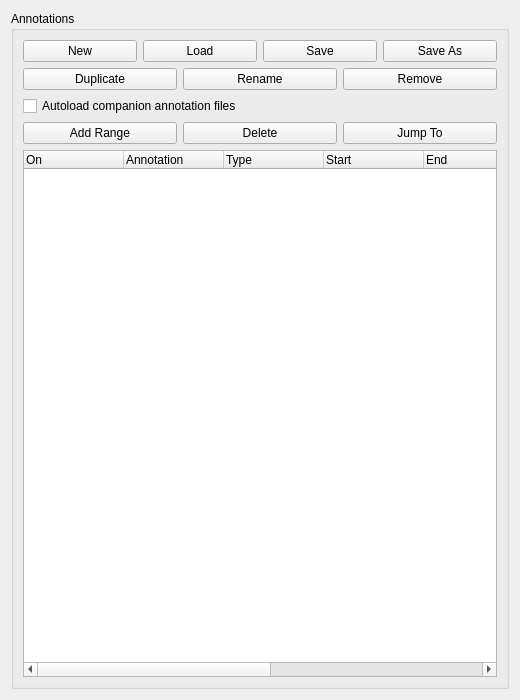
The window that plotjuggler_app/annotations/annotations_panel.ui (facontidavide/PlotJuggler) describes before a commit, drawn with Qt 5.
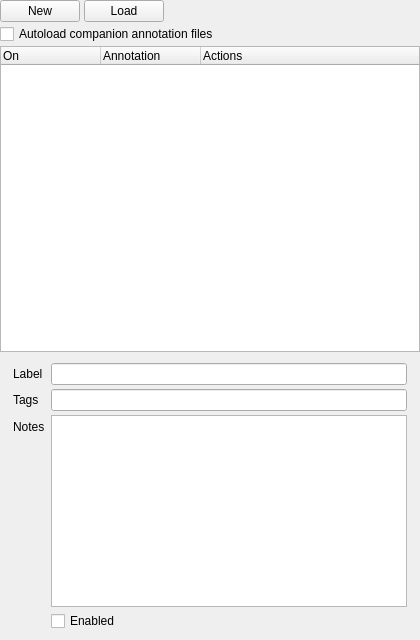
The same window after the commit.

Commit message: Refine annotation panel layout and behavior

What changed in the file:
```diff
--- a/plotjuggler_app/annotations/annotations_panel.ui
+++ b/plotjuggler_app/annotations/annotations_panel.ui
@@ -6,22 +6,34 @@
    <rect>
     <x>0</x>
     <y>0</y>
-    <width>520</width>
-    <height>700</height>
+    <width>420</width>
+    <height>640</height>
    </rect>
   </property>
   <property name="windowTitle">
    <string>Annotations</string>
   </property>
   <layout class="QVBoxLayout" name="verticalLayout">
-   <item>
-    <widget class="QGroupBox" name="groupAnnotations">
-     <property name="title">
-      <string>Annotations</string>
-     </property>
-     <layout class="QVBoxLayout" name="verticalLayoutAnnotations">
+   <property name="spacing">
+    <number>2</number>
+   </property>
+   <property name="leftMargin">
+    <number>0</number>
+   </property>
+   <property name="topMargin">
+    <number>0</number>
+   </property>
+   <property name="rightMargin">
+    <number>0</number>
+   </property>
+   <property name="bottomMargin">
+    <number>0</number>
+   </property>
       <item>
        <layout class="QHBoxLayout" name="horizontalLayoutLayerButtons">
+     <property name="spacing">
+      <number>4</number>
+     </property>
         <item>
          <widget class="QPushButton" name="buttonNewLayer">
           <property name="text">
@@ -37,43 +49,17 @@
          </widget>
         </item>
         <item>
-         <widget class="QPushButton" name="buttonSaveLayer">
-          <property name="text">
-           <string>Save</string>
-          </property>
-         </widget>
-        </item>
-        <item>
-         <widget class="QPushButton" name="buttonSaveLayerAs">
-          <property name="text">
-           <string>Save As</string>
-          </property>
-         </widget>
-        </item>
-       </layout>
-      </item>
-      <item>
-       <layout class="QHBoxLayout" name="horizontalLayoutLayerButtons2">
-        <item>
-         <widget class="QPushButton" name="buttonDuplicateLayer">
-          <property name="text">
-           <string>Duplicate</string>
-          </property>
-         </widget>
-        </item>
-        <item>
-         <widget class="QPushButton" name="buttonRenameLayer">
-          <property name="text">
-           <string>Rename</string>
-          </property>
-         </widget>
-        </item>
-        <item>
-         <widget class="QPushButton" name="buttonRemoveLayer">
-          <property name="text">
-           <string>Remove</string>
-          </property>
-         </widget>
+      <spacer name="horizontalSpacer">
+       <property name="orientation">
+        <enum>Qt::Horizontal</enum>
+       </property>
+       <property name="sizeHint" stdset="0">
+        <size>
+         <width>40</width>
+         <height>20</height>
+        </size>
+       </property>
+      </spacer>
         </item>
        </layout>
       </item>
@@ -84,33 +70,14 @@
         </property>
        </widget>
       </item>
-      <item>
-       <layout class="QHBoxLayout" name="horizontalLayoutItemButtons">
-        <item>
-         <widget class="QPushButton" name="buttonMarkRange">
-          <property name="text">
-           <string>Add Range</string>
-          </property>
-         </widget>
-        </item>
-        <item>
-         <widget class="QPushButton" name="buttonDeleteItem">
-          <property name="text">
-           <string>Delete</string>
-          </property>
-         </widget>
-        </item>
-        <item>
-         <widget class="QPushButton" name="buttonJumpTo">
-          <property name="text">
-           <string>Jump To</string>
-          </property>
-         </widget>
-        </item>
-       </layout>
-      </item>
       <item>
        <widget class="QTreeWidget" name="treeWidgetAnnotations">
+     <property name="sizePolicy">
+      <sizepolicy hsizetype="Preferred" vsizetype="Expanding">
+       <horstretch>0</horstretch>
+       <verstretch>1</verstretch>
+      </sizepolicy>
+     </property>
         <column>
          <property name="text">
           <string>On</string>
@@ -123,39 +90,83 @@
         </column>
         <column>
          <property name="text">
-          <string>Type</string>
-         </property>
-        </column>
-        <column>
-         <property name="text">
-          <string>Start</string>
-         </property>
-        </column>
-        <column>
-         <property name="text">
-          <string>End</string>
-         </property>
-        </column>
-        <column>
+       <string>Actions</string>
+      </property>
+     </column>
+    </widget>
+   </item>
+   <item>
+    <widget class="QWidget" name="groupDetails">
+     <property name="sizePolicy">
+      <sizepolicy hsizetype="Preferred" vsizetype="Maximum">
+       <horstretch>0</horstretch>
+       <verstretch>0</verstretch>
+      </sizepolicy>
+     </property>
+     <layout class="QVBoxLayout" name="verticalLayoutDetails">
+      <property name="spacing">
+       <number>2</number>
+      </property>
+      <property name="leftMargin">
+       <number>4</number>
+      </property>
+      <property name="topMargin">
+       <number>0</number>
+      </property>
+      <property name="rightMargin">
+       <number>4</number>
+      </property>
+      <property name="bottomMargin">
+       <number>0</number>
+      </property>
+      <item>
+       <widget class="QWidget" name="groupAnnotationDetails">
+        <layout class="QFormLayout" name="formLayoutAnnotationDetails">
+         <property name="verticalSpacing">
+          <number>4</number>
+         </property>
+         <item row="0" column="0">
+          <widget class="QLabel" name="labelAnnotationLabel">
          <property name="text">
           <string>Label</string>
          </property>
-        </column>
-        <column>
+          </widget>
+         </item>
+         <item row="0" column="1">
+          <widget class="QLineEdit" name="lineEditAnnotationLabel"/>
+         </item>
+         <item row="1" column="0">
+          <widget class="QLabel" name="labelAnnotationTags">
          <property name="text">
           <string>Tags</string>
          </property>
-        </column>
-        <column>
+          </widget>
+         </item>
+         <item row="1" column="1">
+          <widget class="QLineEdit" name="lineEditAnnotationTags"/>
+         </item>
+         <item row="2" column="0">
+          <widget class="QLabel" name="labelAnnotationNotes">
          <property name="text">
           <string>Notes</string>
          </property>
-        </column>
-        <column>
+          </widget>
+         </item>
+         <item row="2" column="1">
+          <widget class="QPlainTextEdit" name="plainTextEditAnnotationNotes">
+           <property name="maximumHeight">
+            <number>72</number>
+           </property>
+          </widget>
+         </item>
+         <item row="3" column="1">
+          <widget class="QCheckBox" name="checkBoxAnnotationEnabled">
          <property name="text">
-          <string>State</string>
-         </property>
-        </column>
+            <string>Enabled</string>
+           </property>
+          </widget>
+         </item>
+        </layout>
        </widget>
       </item>
      </layout>
```
Lines whose indentation alone changed are shown as unchanged. The commit also changes 7 other files.
